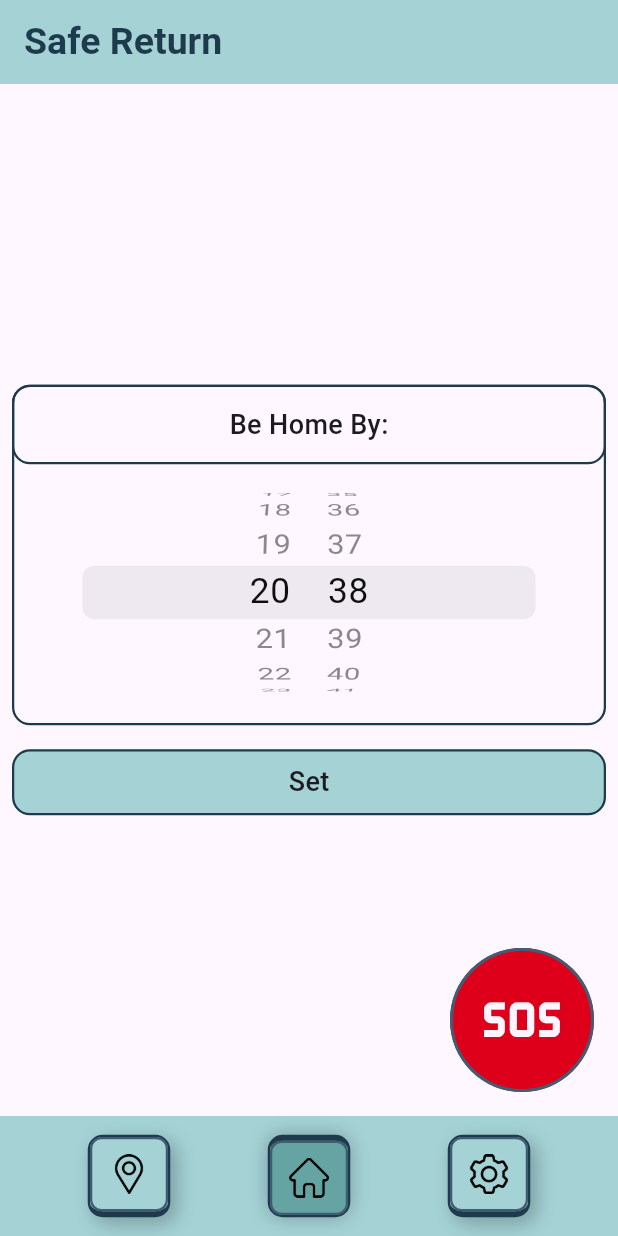
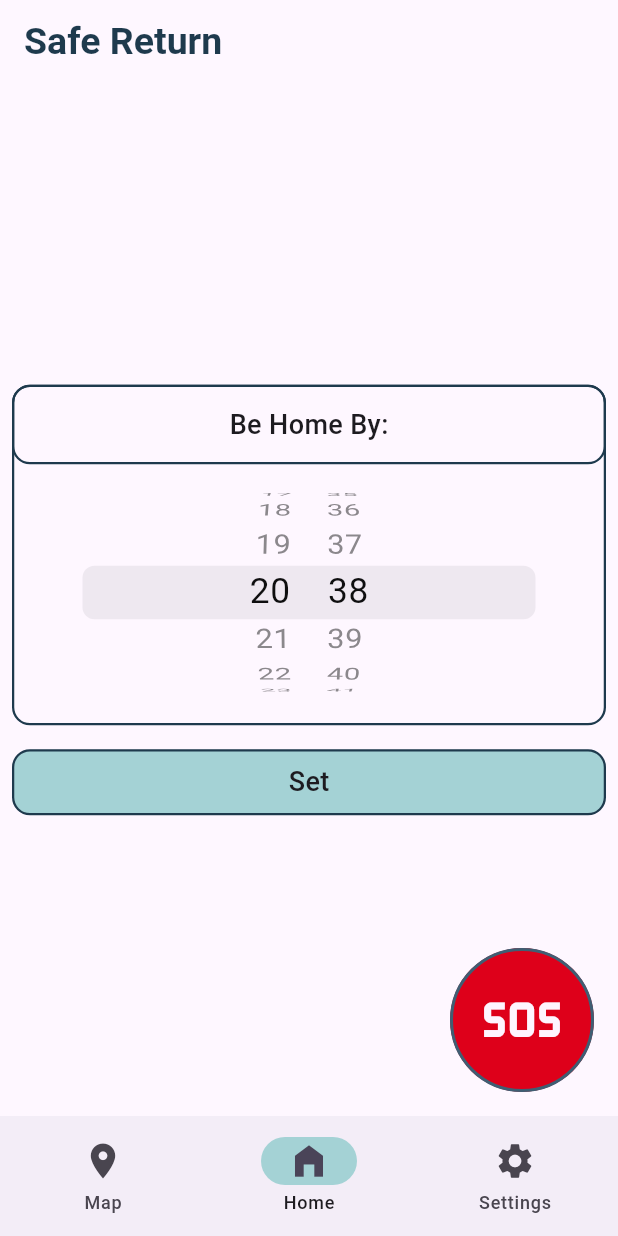
Before and after one commit to ZephLevy/Safe-return, a Flutter app: the screen it shows after launch, on a phone screen of 412 x 824 dp. Run offline on Flutter 3.47's test engine with Material 3 defaults, Android fonts, the phone set to English and light mode, and no system bars; our stand-ins replace geolocator.

Commit message:
Make bottom bar look more modern

```diff
--- a/lib/main.dart
+++ b/lib/main.dart
@@ -28,6 +28,7 @@ class HomeScreen extends StatefulWidget {
 }
 
 class _HomeScreenState extends State<HomeScreen> {
+  static const double iconSize = 28.0;
   final List<Widget> _pages = [
     MapPage(),
     HomePage(),
@@ -46,7 +47,21 @@ class _HomeScreenState extends State<HomeScreen> {
   Widget build(BuildContext context) {
     return Scaffold(
       appBar: _appBar(),
-      bottomNavigationBar: _bottomBar(),
+      bottomNavigationBar: NavigationBar(
+        destinations: [
+          NavigationDestination(
+              icon: Icon(Icons.location_on, size: iconSize), label: "Map"),
+          NavigationDestination(
+              icon: Icon(Icons.home_filled, size: iconSize), label: "Home"),
+          NavigationDestination(
+              icon: Icon(Icons.settings, size: iconSize), label: "Settings"),
+        ],
+        selectedIndex: _selectedIndex,
+        onDestinationSelected: (value) => setState(() {
+          _selectedIndex = value;
+        }),
+        indicatorColor: Palette.blue4,
+      ),
       body: IndexedStack(
         index: _selectedIndex,
         children: _pages,
@@ -62,42 +77,6 @@ class _HomeScreenState extends State<HomeScreen> {
           fontWeight: FontWeight.w700,
           fontSize: 25,
           color: Palette.blue1,
-        ),
-      ),
-      backgroundColor: Palette.blue4,
-    );
-  }
-
-  BottomAppBar _bottomBar() {
-    return BottomAppBar(
-      shape: CircularNotchedRectangle(),
-      notchMargin: 6.0,
-      color: Palette.blue4,
-      child: Padding(
-        padding: const EdgeInsets.symmetric(horizontal: 10.0),
-        child: Row(
-          mainAxisAlignment: MainAxisAlignment.spaceAround,
-          crossAxisAlignment: CrossAxisAlignment.center,
-          children: [
-            IconButtons(
-              path: 'assets/locationArrow.png',
-              index: 0,
-              isSelected: _selectedIndex == 0,
-              onSelected: _onButtonSelected,
-            ),
-            IconButtons(
-              path: 'assets/home.png',
-              index: 1,
-              isSelected: _selectedIndex == 1,
-              onSelected: _onButtonSelected,
-            ),
-            IconButtons(
-              path: 'assets/settings.png',
-              index: 2,
-              isSelected: _selectedIndex == 2,
-              onSelected: _onButtonSelected,
-            ),
-          ],
         ),
       ),
     );
```
